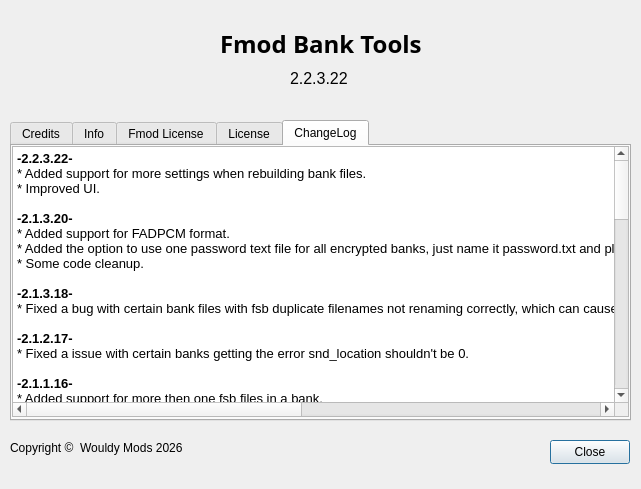
This is about.ui in Wouldubeinta/Fmod-Bank-Tools as Qt 5 draws it before an edit. The edited form follows.
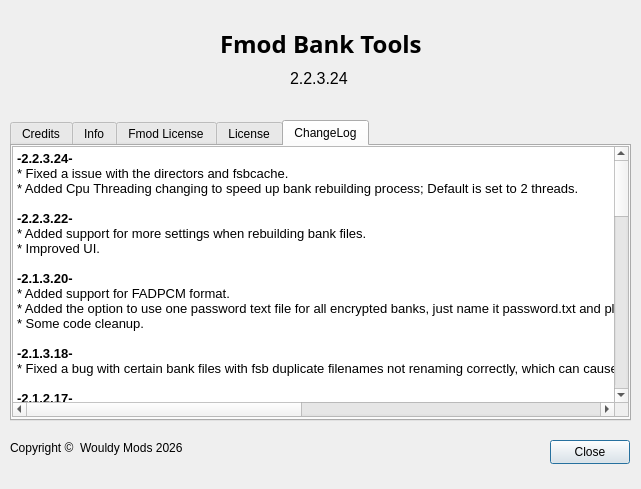
This is the edited form. Icons and pictures are not drawn.

```diff
--- a/about.ui
+++ b/about.ui
@@ -493,6 +493,10 @@
 li.unchecked::marker { content: &quot;\2610&quot;; }
 li.checked::marker { content: &quot;\2612&quot;; }
 &lt;/style&gt;&lt;/head&gt;&lt;body style=&quot; font-family:'Segoe UI'; font-size:10pt; font-weight:400; font-style:normal;&quot;&gt;
+&lt;p style=&quot; margin-top:0px; margin-bottom:0px; margin-left:0px; margin-right:0px; -qt-block-indent:0; text-indent:0px;&quot;&gt;&lt;span style=&quot; font-weight:700;&quot;&gt;-2.2.3.24-&lt;/span&gt;&lt;/p&gt;
+&lt;p style=&quot; margin-top:0px; margin-bottom:0px; margin-left:0px; margin-right:0px; -qt-block-indent:0; text-indent:0px;&quot;&gt;* Fixed a issue with the directors and fsbcache.&lt;/p&gt;
+&lt;p style=&quot; margin-top:0px; margin-bottom:0px; margin-left:0px; margin-right:0px; -qt-block-indent:0; text-indent:0px;&quot;&gt;* Added Cpu Threading changing to speed up bank rebuilding process; Default is set to 2 threads.&lt;/p&gt;
+&lt;p style=&quot;-qt-paragraph-type:empty; margin-top:0px; margin-bottom:0px; margin-left:0px; margin-right:0px; -qt-block-indent:0; text-indent:0px;&quot;&gt;&lt;br /&gt;&lt;/p&gt;
 &lt;p style=&quot; margin-top:0px; margin-bottom:0px; margin-left:0px; margin-right:0px; -qt-block-indent:0; text-indent:0px;&quot;&gt;&lt;span style=&quot; font-weight:700;&quot;&gt;-2.2.3.22-&lt;/span&gt;&lt;/p&gt;
 &lt;p style=&quot; margin-top:0px; margin-bottom:0px; margin-left:0px; margin-right:0px; -qt-block-indent:0; text-indent:0px;&quot;&gt;* Added support for more settings when rebuilding bank files.&lt;/p&gt;
 &lt;p style=&quot; margin-top:0px; margin-bottom:0px; margin-left:0px; margin-right:0px; -qt-block-indent:0; text-indent:0px;&quot;&gt;* Improved UI.&lt;/p&gt;
@@ -622,7 +626,7 @@
     </font>
    </property>
    <property name="text">
-    <string>2.2.3.22</string>
+    <string>2.2.3.24</string>
    </property>
   </widget>
  </widget>
```
